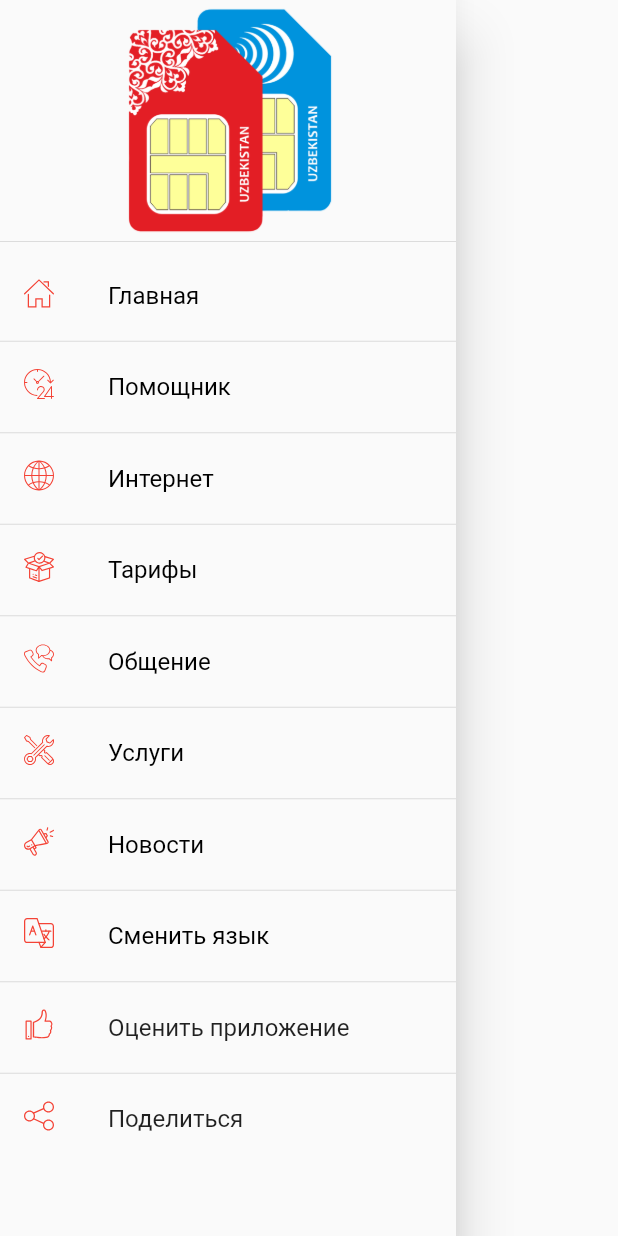
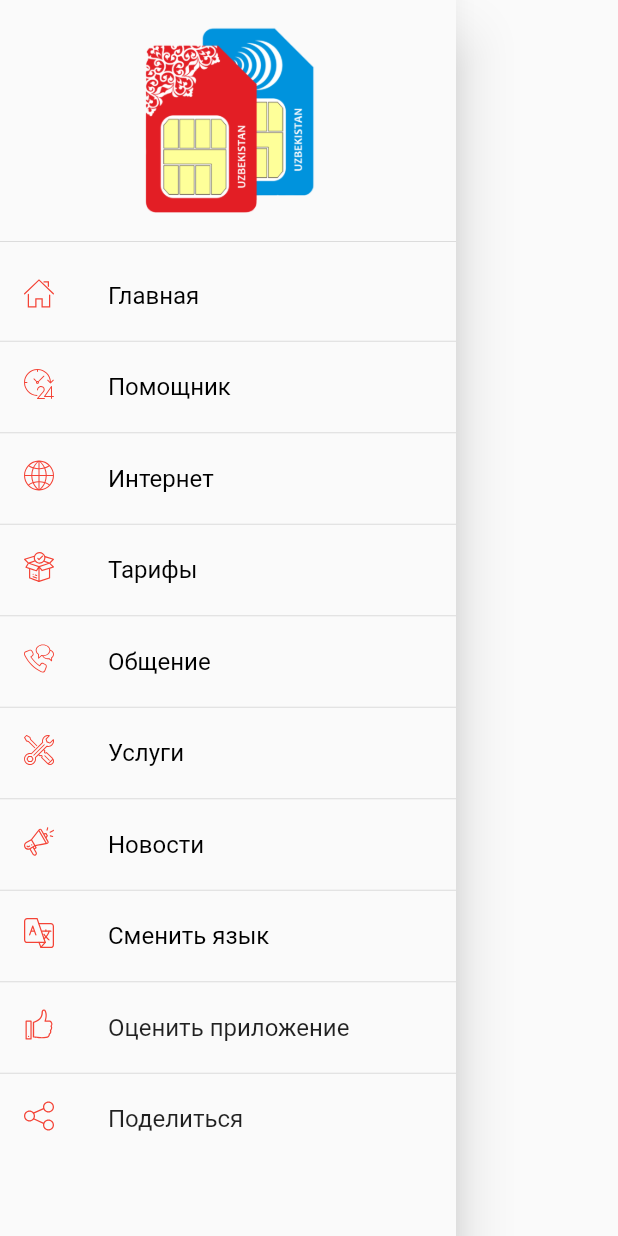
Before and after one commit to Fotima97/ums2, a Flutter app: the DrawerContainer widget shown alone on an empty page, opened directly, on a phone screen of 412 x 824 dp. Run offline on Flutter 3.47's test engine with Material 2 defaults, Android fonts, the phone set to English and light mode, and no system bars; our stand-ins replace connectivity, firebase_messaging, flushbar, flutter_html, flutter_svg, share and 1 more; accounts and stored records are empty.

Commit message:
minor changes

```diff
--- a/lib/helpers/drawer.dart
+++ b/lib/helpers/drawer.dart
@@ -19,7 +19,7 @@ class _DrawerContainerState extends State<DrawerContainer> {
           padding: EdgeInsets.zero,
           children: <Widget>[
             DrawerHeader(
-              padding: EdgeInsets.all(0.0),
+              padding: EdgeInsets.all(15.0),
               child: Center(
                   child: Image.asset(
                 'assets/ussdControl.png',
--- a/lib/pages/home_page.dart
+++ b/lib/pages/home_page.dart
@@ -98,7 +98,7 @@ class _HomePageState extends State<HomePage> {
                 children: <Widget>[
                   Expanded(
                     child: Padding(
-                      padding: const EdgeInsets.all(8.0),
+                      padding: const EdgeInsets.all(20.0),
                       child: Image.asset('assets/ussdControl.png'),
                     ),
                     flex: 2,
```
